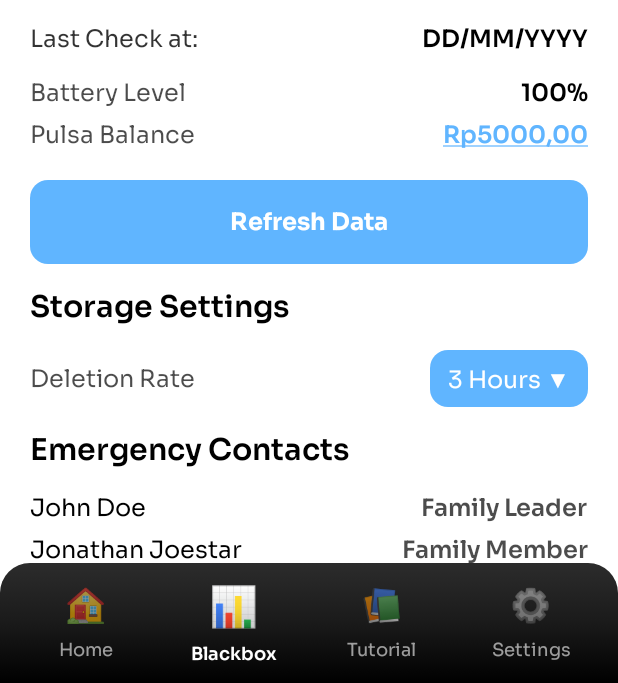
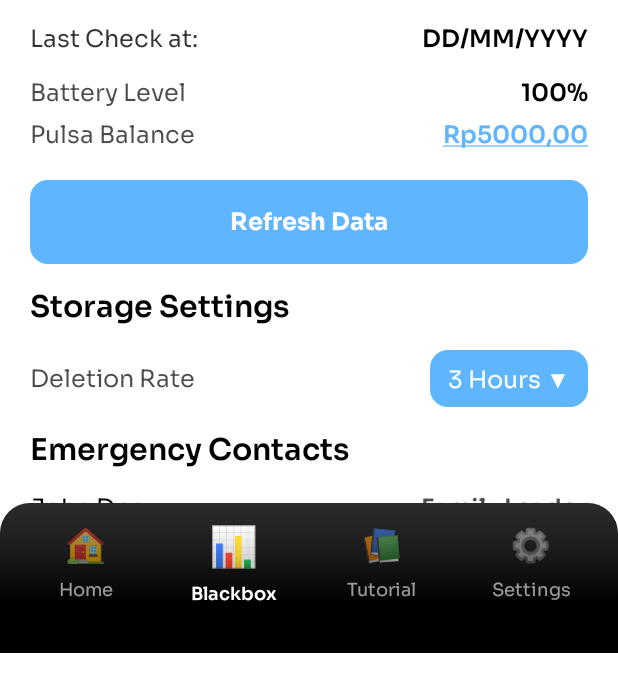
Before and after one commit to ggvndd/RideGuardCO2, an Android app built with Jetpack Compose: the @Preview function MainAppPreview, item 2 of the bottom bar chosen, on a phone screen of 412 x 824 dp, the part 553-1236 px from its top. Run offline under Robolectric (Android 15) with nearby library versions, the phone set to English and light mode, and no system bars.

Commit message:
feat: added revisions for bottom navbar

```diff
--- a/app/src/main/java/com/capstoneco2/rideguard/ui/components/BottomNavigation.kt
+++ b/app/src/main/java/com/capstoneco2/rideguard/ui/components/BottomNavigation.kt
@@ -48,18 +48,20 @@ fun BottomNavigationBar(
     Box(
         modifier = modifier
             .fillMaxWidth()
+            .padding(bottom = 20.dp) // Add bottom padding to move navbar up
     ) {
         Box(
             modifier = Modifier
                 .fillMaxWidth()
-                .height(80.dp)
+                .height(100.dp) // Increased height to compensate for padding
                 .clip(RoundedCornerShape(topStart = 20.dp, topEnd = 20.dp, bottomStart = 0.dp, bottomEnd = 0.dp))
                 .background(
                     brush = Brush.verticalGradient(
                         colors = listOf(
                             Color(0xFF2C2C2C),
                             Color(0xFF1A1A1A),
-                            Color(0xFF000000)
+                            Color(0xFF000000),
+                            Color(0xFF000000) // Extended black at the bottom
                         )
                     )
                 )
--- a/app/src/main/java/com/capstoneco2/rideguard/ui/screens/BlackboxScreen.kt
+++ b/app/src/main/java/com/capstoneco2/rideguard/ui/screens/BlackboxScreen.kt
@@ -40,6 +40,7 @@ import androidx.compose.runtime.LaunchedEffect
 import androidx.compose.runtime.getValue
 import androidx.compose.runtime.mutableStateOf
 import androidx.compose.runtime.remember
+import androidx.compose.runtime.rememberCoroutineScope
 import androidx.compose.runtime.setValue
 import androidx.compose.ui.Alignment
 import androidx.compose.ui.Modifier
@@ -61,6 +62,7 @@ import com.capstoneco2.rideguard.ui.components.SectionHeader
 import com.capstoneco2.rideguard.ui.components.SecondaryButton
 import com.capstoneco2.rideguard.ui.theme.MyAppTheme
 import kotlinx.coroutines.delay
+import kotlinx.coroutines.launch
 
 // Enum for dialog states
 enum class AddMemberDialogState {
@@ -184,12 +186,13 @@ fun BlackboxScreen(
             item {
                 // Emergency Contacts
                 EmergencyContactsSection(
-                    onAddMoreUsers = { showAddMemberDialog = true }
+                    onAddMoreUsers = { showAddMemberDialog = true },
+                    isDeviceConnected = isDeviceOnline
                 )
             }
 
             item {
-                Spacer(modifier = Modifier.height(80.dp)) // Space for bottom nav
+                Spacer(modifier = Modifier.height(40.dp)) // Space for bottom nav
             }
         }
         }
@@ -1384,9 +1387,13 @@ fun StorageSettingsSection(
 
 @Composable
 fun EmergencyContactsSection(
-    onAddMoreUsers: () -> Unit = {}
+    onAddMoreUsers: () -> Unit = {},
+    isDeviceConnected: Boolean = false
 ) {
     var isVisible by remember { mutableStateOf(false) }
+    var isSyncing by remember { mutableStateOf(false) }
+    var syncResult by remember { mutableStateOf<String?>(null) }
+    val coroutineScope = rememberCoroutineScope()
 
     LaunchedEffect(Unit) {
         kotlinx.coroutines.delay(200) // Small delay for staggered appearance
@@ -1436,6 +1443,47 @@ fun EmergencyContactsSection(
             onClick = onAddMoreUsers,
             modifier = Modifier.fillMaxWidth()
         )
+
+        Spacer(modifier = Modifier.height(12.dp))
+
+        // Sync Contact Data Button
+        SecondaryButton(
+            text = if (isSyncing) "Syncing..." else "Sync Contact Data",
+            onClick = {
+                if (!isSyncing && isDeviceConnected) {
+                    isSyncing = true
+                    syncResult = null
+                    // Simulate sync operation
+                    coroutineScope.launch {
+                        delay(2000) // Simulate network delay
+                        // Random success/failure for demo
+                        syncResult = if (kotlin.random.Random.nextBoolean()) {
+                            "Refresh Success"
+                        } else {
+                            "Sync failed - Connection timeout"
+                        }
+                        isSyncing = false
+                    }
+                }
+            },
+            modifier = Modifier.fillMaxWidth(),
+            enabled = isDeviceConnected && !isSyncing
+        )
+
+        // Sync result message
+        syncResult?.let { result ->
+            Spacer(modifier = Modifier.height(8.dp))
+            Text(
+                text = result,
+                style = MaterialTheme.typography.bodySmall,
+                color = if (result.startsWith("Refresh Success"))
+                    MaterialTheme.colorScheme.primary
+                else
+                    MaterialTheme.colorScheme.error,
+                textAlign = TextAlign.Center,
+                modifier = Modifier.fillMaxWidth()
+            )
+        }
         }
     }
 }
```
